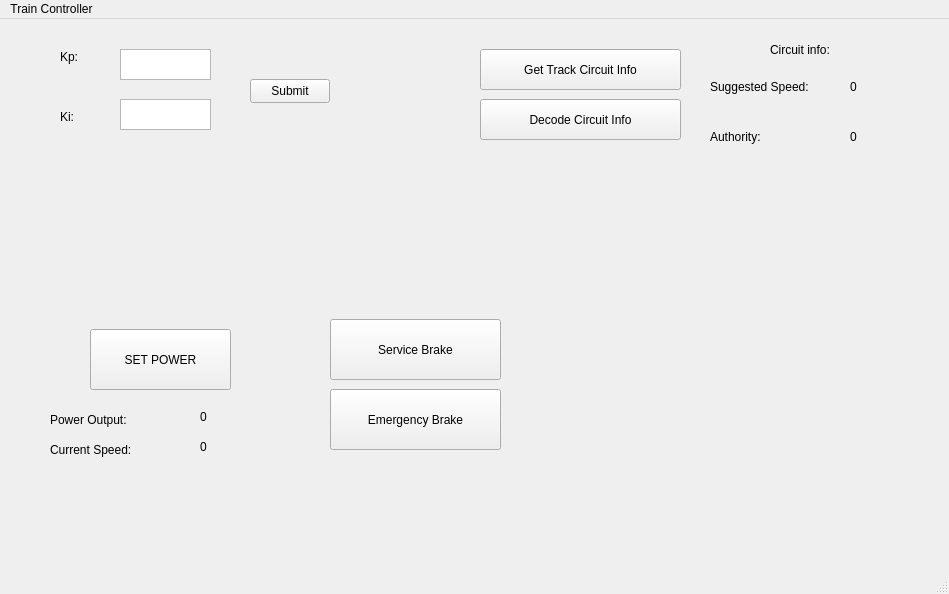
This is SWTrainController/SWTrainController.ui in marmysl/ece1140 as Qt 5 draws it before an edit. The edited form follows.
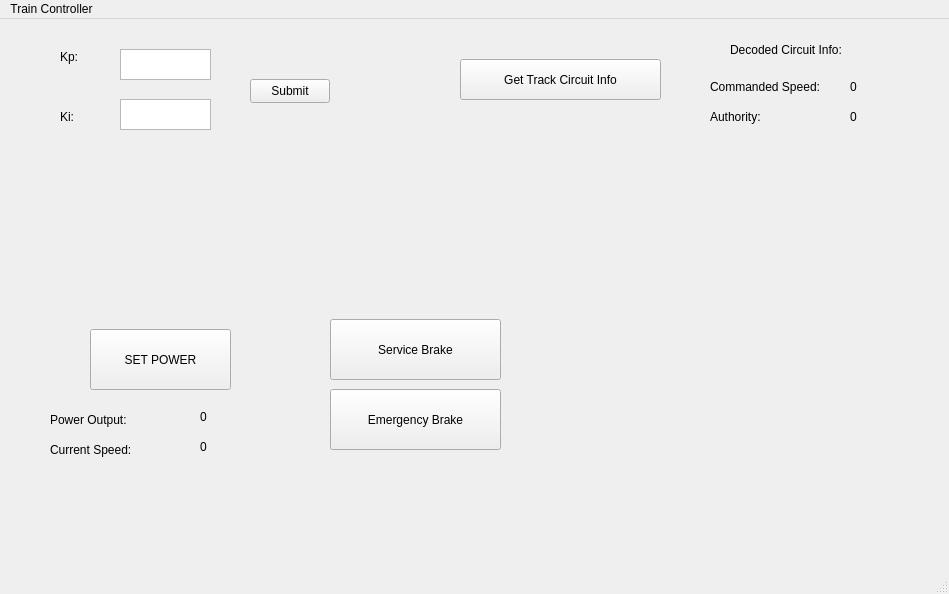
This is the edited form.

What changed in the file:
```diff
--- a/SWTrainController/SWTrainController.ui
+++ b/SWTrainController/SWTrainController.ui
@@ -89,8 +89,8 @@
    <widget class="QPushButton" name="getCircuitInfoButton">
     <property name="geometry">
      <rect>
-      <x>480</x>
-      <y>30</y>
+      <x>460</x>
+      <y>40</y>
       <width>201</width>
       <height>41</height>
      </rect>
@@ -99,30 +99,17 @@
      <string>Get Track Circuit Info</string>
     </property>
    </widget>
-   <widget class="QPushButton" name="decodeButton">
-    <property name="geometry">
-     <rect>
-      <x>480</x>
-      <y>80</y>
-      <width>201</width>
-      <height>41</height>
-     </rect>
-    </property>
-    <property name="text">
-     <string>Decode Circuit Info</string>
-    </property>
-   </widget>
    <widget class="QLabel" name="circuitInfo">
     <property name="geometry">
      <rect>
-      <x>770</x>
+      <x>730</x>
       <y>20</y>
-      <width>101</width>
+      <width>141</width>
       <height>21</height>
      </rect>
     </property>
     <property name="text">
-     <string>Circuit info:</string>
+     <string>Decoded Circuit Info: </string>
     </property>
    </widget>
    <widget class="QLabel" name="currspeed">
@@ -142,7 +129,7 @@
     <property name="geometry">
      <rect>
       <x>710</x>
-      <y>110</y>
+      <y>90</y>
       <width>58</width>
       <height>16</height>
      </rect>
@@ -168,7 +155,7 @@
     <property name="geometry">
      <rect>
       <x>850</x>
-      <y>110</y>
+      <y>90</y>
       <width>58</width>
       <height>16</height>
      </rect>
@@ -195,12 +182,12 @@
      <rect>
       <x>710</x>
       <y>60</y>
-      <width>111</width>
+      <width>131</width>
       <height>16</height>
      </rect>
     </property>
     <property name="text">
-     <string>Suggested Speed:</string>
+     <string>Commanded Speed:</string>
     </property>
    </widget>
    <widget class="QPushButton" name="serviceBrake">
```
Left out of the diff: 4 changed lines with no effect on the pictures.
